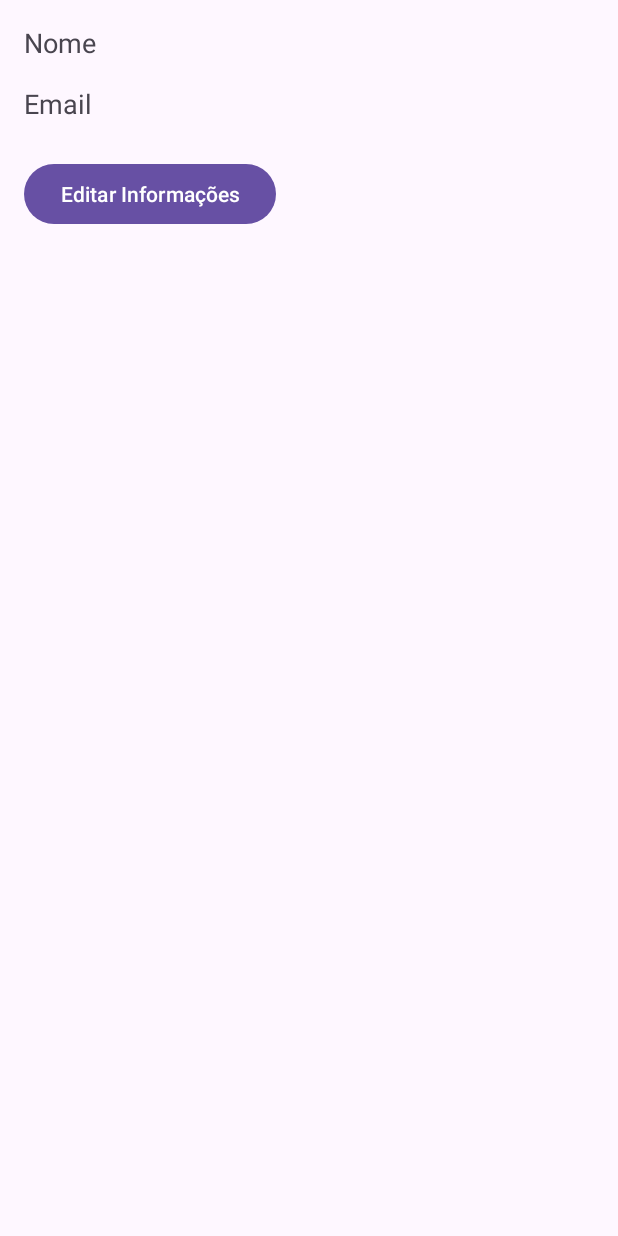
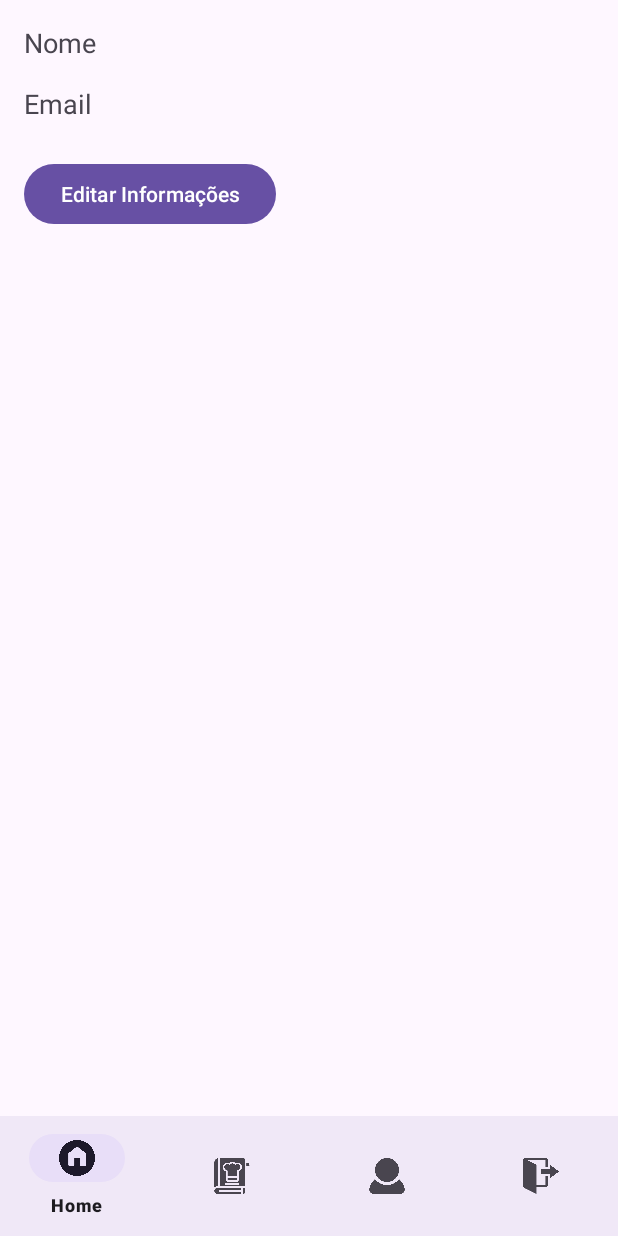
Before and after one commit to WilsonGorosthides/AppReceitas, an Android app: the layout activity_profile.xml on its own in the app's theme, with its tools: preview values and no code run, on a phone screen of 412 x 824 dp. Run offline under Robolectric (Android 15) with nearby library versions, the phone set to English and light mode, and no system bars.

Commit message:
Navegação Menu Home

```diff
--- a/app/src/main/java/com/example/appreceitas/activities/LoginActivity.java
+++ b/app/src/main/java/com/example/appreceitas/activities/LoginActivity.java
@@ -69,11 +69,11 @@ public class LoginActivity extends AppCompatActivity {
             Toast.makeText(this, "Login bem-sucedido", Toast.LENGTH_SHORT).show();
             Intent intent = new Intent(LoginActivity.this, HomeActivity.class);
             intent.putExtra("isLoggedIn", true);
+            intent.putExtra("userId", usuario.getId()); // Passar o userId
             startActivity(intent);
             finish();  // Fechar LoginActivity
         } else {
             Toast.makeText(this, "Email ou senha incorretos", Toast.LENGTH_SHORT).show();
         }
     }
-
 }
--- a/app/src/main/res/layout/activity_profile.xml
+++ b/app/src/main/res/layout/activity_profile.xml
@@ -45,6 +45,17 @@
         app:layout_constraintTop_toBottomOf="@id/buttonEditUser"
         app:layout_constraintStart_toStartOf="parent"
         app:layout_constraintEnd_toEndOf="parent"
+        app:layout_constraintBottom_toTopOf="@id/bottom_navigation"
+        android:layout_marginTop="24dp"/>
+
+    <com.google.android.material.bottomnavigation.BottomNavigationView
+        android:id="@+id/bottom_navigation"
+        android:layout_width="0dp"
+        android:layout_height="wrap_content"
+        android:background="?android:attr/windowBackground"
+        app:menu="@menu/bottom_navigation_menu"
         app:layout_constraintBottom_toBottomOf="parent"
-        android:layout_marginTop="24dp"/>
+        app:layout_constraintStart_toStartOf="parent"
+        app:layout_constraintEnd_toEndOf="parent" />
+
 </androidx.constraintlayout.widget.ConstraintLayout>
--- a/app/src/main/res/values/strings.xml
+++ b/app/src/main/res/values/strings.xml
@@ -17,6 +17,7 @@
     <string name="sobremesas"> Sobremesas </string>
     <string name="bebidas"> Bebidas</string>
     <string name="calories">Calorias: %1$d</string>
+    <string name="scrollview_content_description">Detalhes da Receita</string>
     <string-array name="recipe_types">
         <item>Tipo de Receita</item>
         <item>Entrada</item>
```
Also changed, not shown: app/src/main/java/com/example/appreceitas/activities/HomeActivity.java (+7 -1 lines), app/src/main/java/com/example/appreceitas/activities/ProfileActivity.java (+52 -0 lines), app/src/main/res/layout/fragment_recipe_detail.xml (+13 -13 lines).
